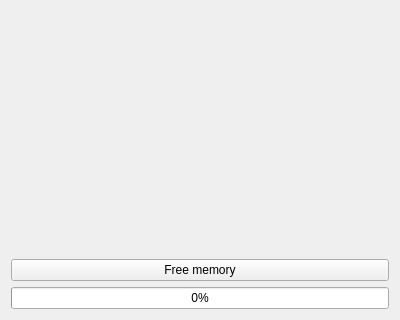
This is qu/ui/qu_main_widget.ui in aarpon/qu as Qt 5 draws it before an edit; both pictures show x 0 to 400 and y 550 to 870 of the 400 by 870 pixel window. The edited form follows.
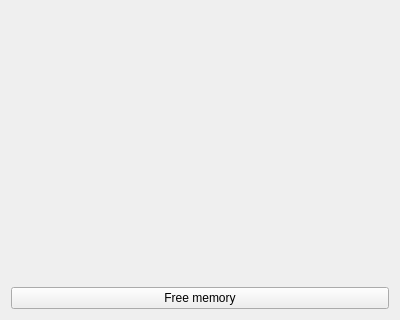
This is the edited form.

Commit message: Remove unused progress bar.

What changed in the file:
```diff
--- a/qu/ui/qu_main_widget.ui
+++ b/qu/ui/qu_main_widget.ui
@@ -247,13 +247,6 @@
      </property>
     </widget>
    </item>
-   <item>
-    <widget class="QProgressBar" name="progressBar">
-     <property name="value">
-      <number>0</number>
-     </property>
-    </widget>
-   </item>
   </layout>
  </widget>
  <tabstops>
```
